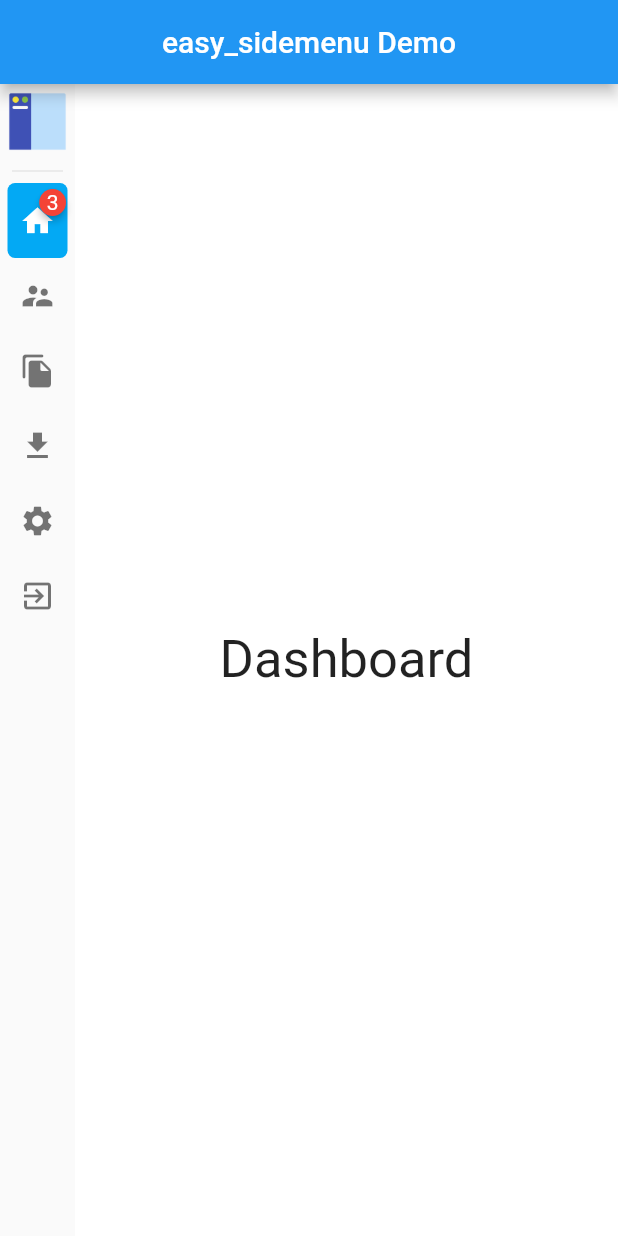
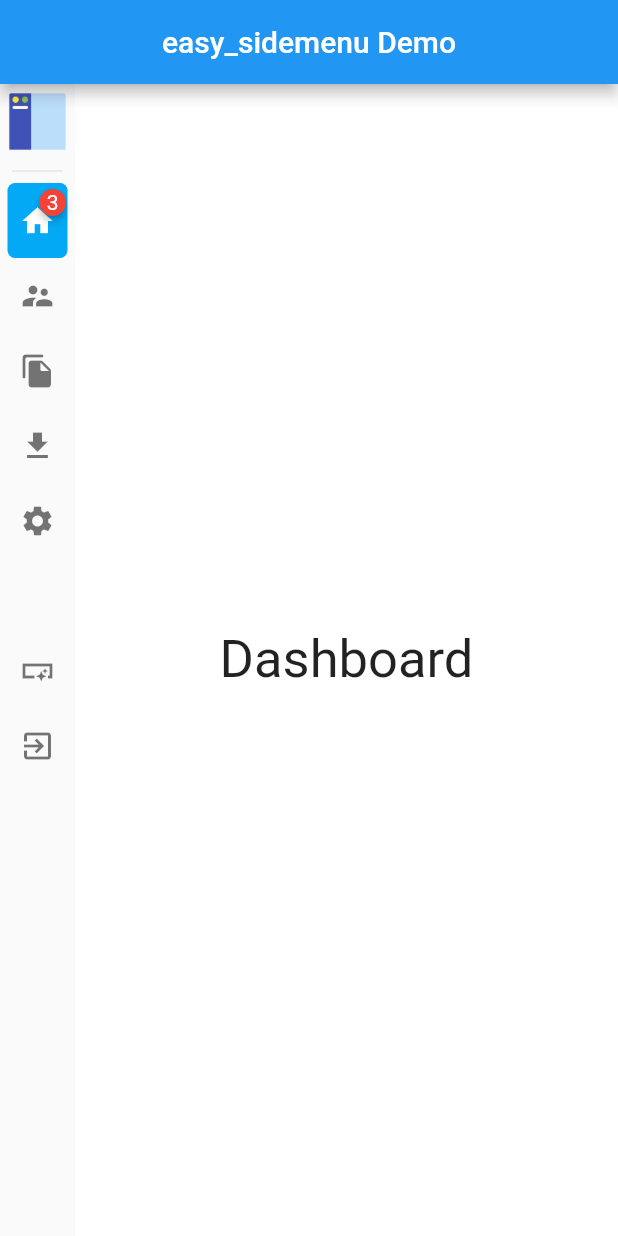
Before and after one commit to Jamalianpour/easy_sidemenu, a Flutter app: the screen it shows after launch, on a phone screen of 412 x 824 dp. Run offline on Flutter 3.47's test engine with Material 2 defaults, Android fonts, the phone set to English and light mode, and no system bars; drawn by our look-alikes of badges.

Commit message:
Add optional parameters to side_menu.dart

```diff
--- a/example/lib/main.dart
+++ b/example/lib/main.dart
@@ -1,5 +1,5 @@
+import 'package:easy_sidemenu/easy_sidemenu.dart';
 import 'package:flutter/material.dart';
-import 'package:easy_sidemenu/easy_sidemenu.dart';
 
 void main() {
   runApp(const MyApp());
@@ -131,10 +131,23 @@ class _MyHomePageState extends State<MyHomePage> {
                 icon: const Icon(Icons.settings),
               ),
               SideMenuItem(
+                priority: 5,
+                title: 'Only Title',
+                onTap: () {
+                  page.jumpToPage(5);
+                },
+              ),
+              SideMenuItem(
                 priority: 6,
+                onTap: () {
+                  page.jumpToPage(6);
+                },
+                icon: const Icon(Icons.smart_button_sharp),
+              ),
+              const SideMenuItem(
+                priority: 7,
                 title: 'Exit',
-                onTap: () async {},
-                icon: const Icon(Icons.exit_to_app),
+                icon: Icon(Icons.exit_to_app),
               ),
             ],
           ),
@@ -187,6 +200,24 @@ class _MyHomePageState extends State<MyHomePage> {
                     ),
                   ),
                 ),
+                Container(
+                  color: Colors.white,
+                  child: const Center(
+                    child: Text(
+                      'Only Title',
+                      style: TextStyle(fontSize: 35),
+                    ),
+                  ),
+                ),
+                Container(
+                  color: Colors.white,
+                  child: const Center(
+                    child: Text(
+                      'Only Icon',
+                      style: TextStyle(fontSize: 35),
+                    ),
+                  ),
+                ),
               ],
             ),
           ),
--- a/lib/src/side_menu.dart
+++ b/lib/src/side_menu.dart
@@ -1,9 +1,10 @@
-import 'package:easy_sidemenu/src/global/global.dart';
 import 'package:easy_sidemenu/src/side_menu_display_mode.dart';
 import 'package:easy_sidemenu/src/side_menu_item.dart';
 import 'package:easy_sidemenu/src/side_menu_style.dart';
 import 'package:easy_sidemenu/src/side_menu_toggle.dart';
 import 'package:flutter/material.dart';
+
+import 'global/Global.dart';
 
 class SideMenu extends StatefulWidget {
   /// Page controller to control [PageView] widget
--- a/lib/src/side_menu_item.dart
+++ b/lib/src/side_menu_item.dart
@@ -1,8 +1,8 @@
 import 'package:badges/badges.dart';
-import 'package:easy_sidemenu/src/global/global.dart';
 import 'package:easy_sidemenu/src/side_menu_display_mode.dart';
+import 'package:flutter/material.dart';
 
-import 'package:flutter/material.dart';
+import 'global/Global.dart';
 
 class SideMenuItem extends StatefulWidget {
   /// #### Side Menu Item
@@ -10,9 +10,9 @@ class SideMenuItem extends StatefulWidget {
   /// This is a widget as [SideMenu] items with text and icon
   const SideMenuItem({
     Key? key,
-    required this.onTap,
-    required this.title,
-    required this.icon,
+    this.onTap,
+    this.title,
+    this.icon,
     required this.priority,
     this.badgeContent,
     this.badgeColor,
@@ -20,13 +20,13 @@ class SideMenuItem extends StatefulWidget {
   }) : super(key: key);
 
   /// A function that call when tap on [SideMenuItem]
-  final Function onTap;
+  final Function? onTap;
 
   /// Title text
-  final String title;
+  final String? title;
 
   /// A Icon to display before [title]
-  final Icon icon;
+  final Icon? icon;
 
   /// Priority of item to show on [SideMenu], lower value is displayed at the top
   ///
@@ -103,7 +103,8 @@ class _SideMenuItemState extends State<SideMenuItem> {
   }
 
   /// Set icon for of [SideMenuItem]
-  Widget _generateIcon(Icon mainIcon) {
+  Widget _generateIcon(Icon? mainIcon) {
+    if (mainIcon == null) return const SizedBox();
     Icon icon = Icon(
       mainIcon.icon,
       color: widget.priority == currentPage.ceil()
@@ -140,8 +141,8 @@ class _SideMenuItemState extends State<SideMenuItem> {
             valueListenable: Global.displayModeState,
             builder: (context, value, child) {
               return Tooltip(
-                message: (value == SideMenuDisplayMode.compact
-                    && Global.style.showTooltipOverItemsName)
+                message: (value == SideMenuDisplayMode.compact &&
+                        Global.style.showTooltipOverItemsName)
                     ? widget.tooltipContent ?? widget.title
                     : "",
                 child: Padding(
@@ -160,14 +161,15 @@ class _SideMenuItemState extends State<SideMenuItem> {
                       if (value == SideMenuDisplayMode.open)
                         Expanded(
                           child: Text(
-                            widget.title,
+                            widget.title ?? '',
                             style: widget.priority == currentPage.ceil()
                                 ? const TextStyle(
                                         fontSize: 17, color: Colors.black)
                                     .merge(Global.style.selectedTitleTextStyle)
                                 : const TextStyle(
                                         fontSize: 17, color: Colors.black54)
-                                    .merge(Global.style.unselectedTitleTextStyle),
+                                    .merge(
+                                        Global.style.unselectedTitleTextStyle),
                           ),
                         ),
                     ],
@@ -178,7 +180,7 @@ class _SideMenuItemState extends State<SideMenuItem> {
           ),
         ),
       ),
-      onTap: () => widget.onTap(),
+      onTap: () => widget.onTap!(),
       onHover: (value) {
         setState(() {
           isHovered = value;
--- a/lib/src/side_menu_toggle.dart
+++ b/lib/src/side_menu_toggle.dart
@@ -1,6 +1,7 @@
-import 'package:easy_sidemenu/src/global/global.dart';
 import 'package:easy_sidemenu/src/side_menu_display_mode.dart';
 import 'package:flutter/material.dart';
+
+import 'global/Global.dart';
 
 class SideMenuToggle extends StatefulWidget {
   final Function? onTap;
```
Also changed, not shown: lib/src/global/Global.dart (renamed from lib/src/Global/Global.dart).
